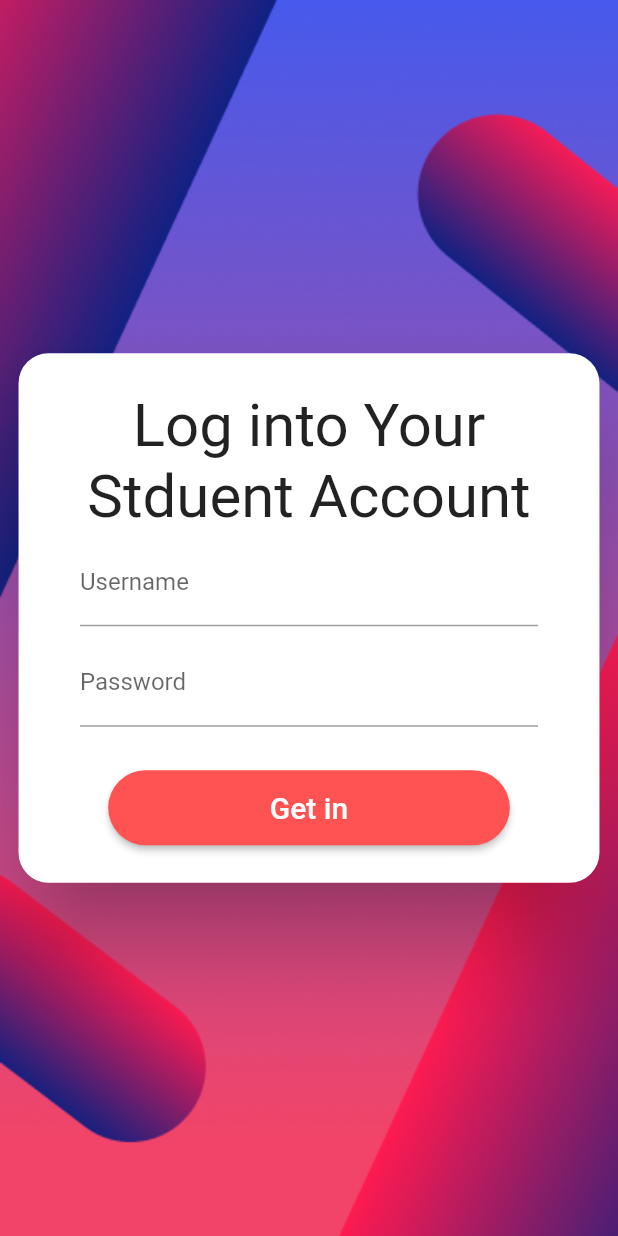
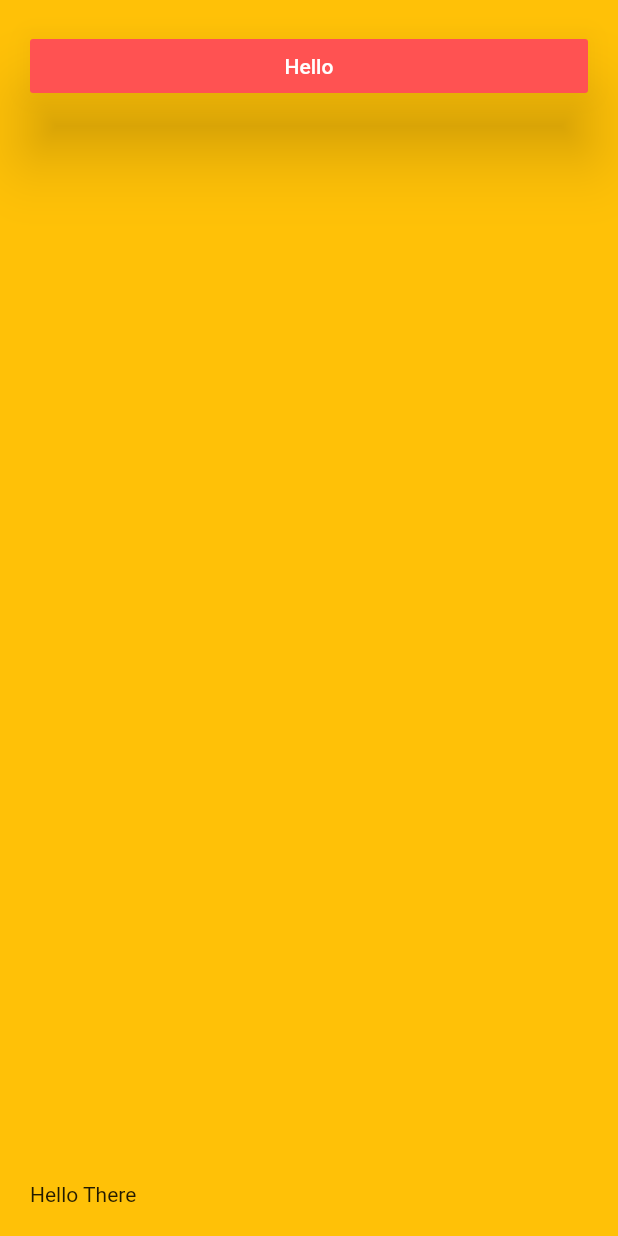
Before and after one commit to Ujjawalmaurya/KWiZ, a Flutter app: the StudentLoginPage screen opened by its route, after a tap on "Get in", on a phone screen of 412 x 824 dp. Run offline on Flutter 3.47's test engine with Material 2 defaults, Android fonts, the phone set to English and light mode, and no system bars; missing offline and left inert: firebase_auth_web, firebase_core_web; accounts and stored records are empty.

Commit message:
more files added

```diff
--- a/lib/showPage.dart
+++ b/lib/HomePage.dart
@@ -1,4 +1,6 @@
 import 'package:flutter/material.dart';
+import 'package:kwiz/admin/adminHomePage.dart';
+import 'package:kwiz/student/stuLoginPage.dart';
 
 class ShowCasePage extends StatelessWidget {
   @override
@@ -33,13 +35,13 @@ class ShowCasePage extends StatelessWidget {
               MainScreenButtons(
                   colour: Colors.deepPurpleAccent,
                   onPressed: () {
-                    Navigator.of(context).pushNamed('StudentLoginPage');
+                    Navigator.of(context).pushNamed(StudentLoginPage.id);
                   },
                   text: "I'am a Student"),
               MainScreenButtons(
                 colour: Colors.redAccent,
                 onPressed: () {
-                  Navigator.of(context).pushNamed('TeacherLoginPage');
+                  Navigator.of(context).pushNamed(TeachersHomePage.id);
                 },
                 text: "I'am a Teacher",
               )
--- a/lib/admin/teacherLoginPage.dart
+++ b/lib/admin/teacherLoginPage.dart
@@ -1,6 +1,7 @@
 import 'package:flutter/material.dart';
 
 class TeachersLoginPage extends StatefulWidget {
+  static const String id = 'teachersLoginPage';
   @override
   _TeachersLoginPageState createState() => _TeachersLoginPageState();
 }
--- a/lib/landingPage.dart
+++ b/lib/landingPage.dart
@@ -1,7 +1,7 @@
 import 'package:flutter/material.dart';
 import 'package:kwiz/student/stuLoginPage.dart';
-import 'package:kwiz/showPage.dart';
-import 'homePage.dart';
+import 'package:kwiz/HomePage.dart';
+import 'HomePage.dart';
 
 class LandingPage extends StatefulWidget {
   static const String id = '/';
--- /dev/null
+++ b/lib/student/stuHomePage.dart
@@ -0,0 +1,49 @@
+import 'package:flutter/material.dart';
+
+class StudentHomePage extends StatefulWidget {
+  static const String id = 'stuHomePage';
+  @override
+  _StudentHomePageState createState() => _StudentHomePageState();
+}
+
+class _StudentHomePageState extends State<StudentHomePage> {
+  @override
+  Widget build(BuildContext context) {
+    return Scaffold(
+      body: Container(
+        padding: EdgeInsets.all(20.0),
+        height: MediaQuery.of(context).size.height * 1,
+        width: MediaQuery.of(context).size.width * 1,
+        color: Colors.amber,
+        child: SafeArea(
+          child: Column(
+            mainAxisAlignment: MainAxisAlignment.spaceBetween,
+            crossAxisAlignment: CrossAxisAlignment.stretch,
+            children: [MainWidgets(), Text("Hello There")],
+          ),
+        ),
+      ),
+    );
+  }
+}
+
+class MainWidgets extends StatelessWidget {
+  @override
+  Widget build(BuildContext context) {
+    return RaisedButton(
+      onPressed: () {
+        //
+        // Navigaion Function()
+        //
+      },
+      color: Colors.redAccent,
+      elevation: 20.0,
+      splashColor: Colors.green,
+      // hoverElevation: 2,
+      child: Text(
+        "Hello",
+        style: TextStyle(color: Colors.white),
+      ),
+    );
+  }
+}
--- a/lib/student/stuLoginPage.dart
+++ b/lib/student/stuLoginPage.dart
@@ -1,6 +1,8 @@
 import 'package:flutter/material.dart';
+import 'package:kwiz/student/stuHomePage.dart';
 
 class StudentLoginPage extends StatefulWidget {
+  static const String id = 'StuLoginPage';
   @override
   _StudentLoginPageState createState() => _StudentLoginPageState();
 }
@@ -94,6 +96,8 @@ class _StudentLoginPageState extends State<StudentLoginPage> {
                             child: RaisedButton(
                                 onPressed: () {
                                   //on pressed function
+                                  Navigator.of(context)
+                                      .pushNamed(StudentHomePage.id);
                                 },
                                 color: Colors.redAccent,
                                 splashColor: Colors.deepPurpleAccent,
```
Also changed, not shown: lib/admin/adminHomePage.dart (added, +14 -0 lines), lib/homePage.dart (deleted, +0 -26 lines), lib/main.dart (+6 -2 lines), lib/mainWidget.dart (deleted, +0 -22 lines), 1 other file.
